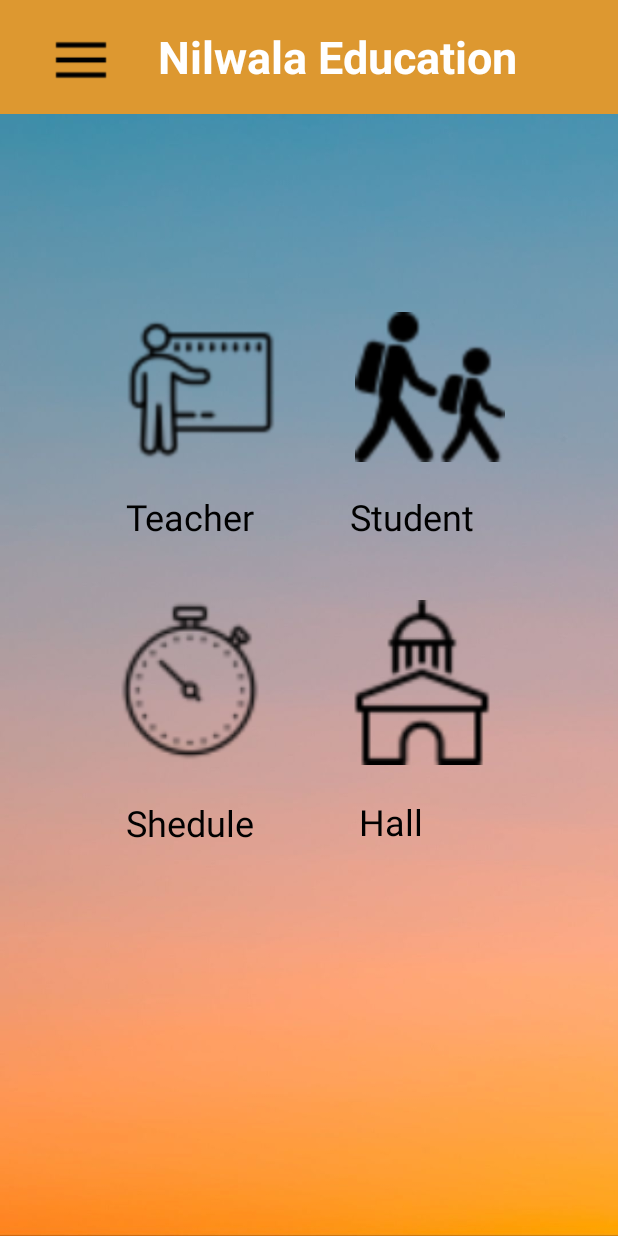
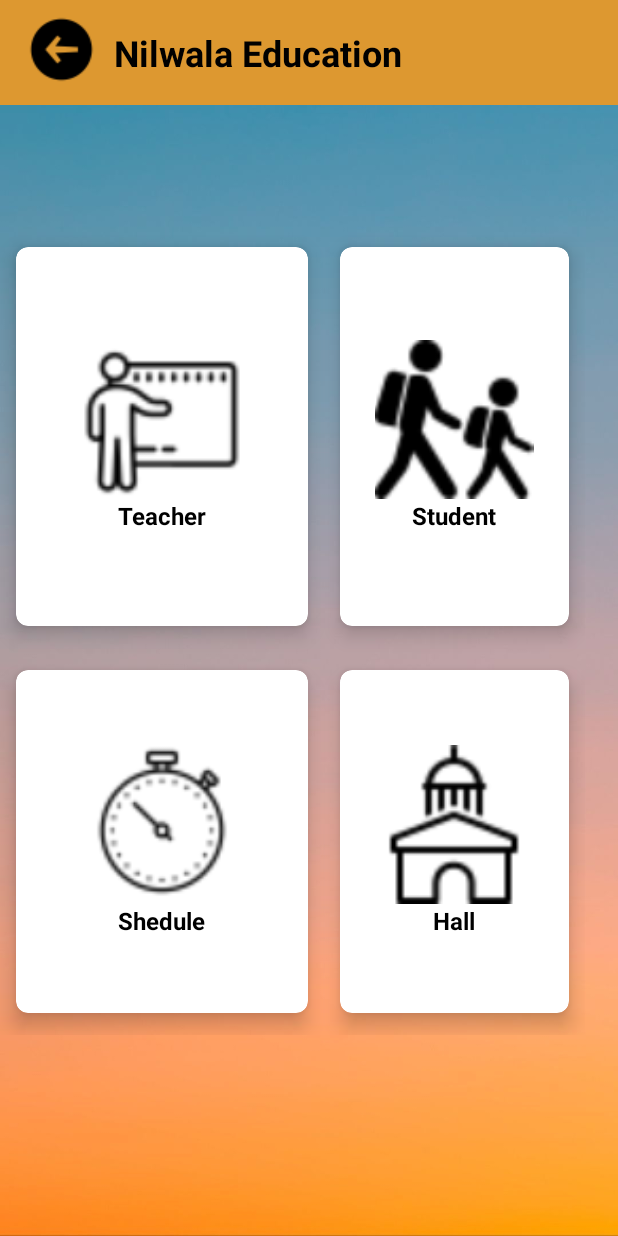
Before and after one commit to IT19967080/MobileApplicationProject, an Android app: the MainActivity screen opened directly, with no data from a screen before it, on a phone screen of 412 x 824 dp. Run offline under Robolectric (Android 15) with nearby library versions, the phone set to English and light mode, and no system bars.

Commit message:
main cart view

```diff
--- a/app/src/main/java/com/example/madproject/Add_Teacher.java
+++ b/app/src/main/java/com/example/madproject/Add_Teacher.java
@@ -99,7 +99,8 @@ public class Add_Teacher extends AppCompatActivity {
                     buffer.append("Contact Num :"+res.getString(1)+"\n");
                     buffer.append("Subject :"+res.getString(2)+"\n");
                     buffer.append("National ID :"+res.getString(3)+"\n");
-                    buffer.append("Address :"+res.getString(4)+"\n\n\n");
+                    buffer.append("Address :"+res.getString(4)+"\n\n");
+                    buffer.append("-------------------------------------------------------------------"+"\n\n");
                 }
                 AlertDialog.Builder builder=new AlertDialog.Builder(Add_Teacher.this);
                 builder.setCancelable(true);
--- a/app/src/main/java/com/example/madproject/MainActivity.java
+++ b/app/src/main/java/com/example/madproject/MainActivity.java
@@ -12,7 +12,7 @@ import android.widget.ImageView;
 
 public class MainActivity extends AppCompatActivity {
 
-    ImageView img1,img2;
+    ImageView img1,img2,imgk;
 
     @Override
     protected void onCreate(Bundle savedInstanceState) {
@@ -23,6 +23,7 @@ public class MainActivity extends AppCompatActivity {
         setContentView(R.layout.activity_main);
 
         img1 = findViewById(R.id.schedule_icon);
+        imgk=findViewById(R.id.imageView20);
 
 
         img1.setOnClickListener(new View.OnClickListener() {
@@ -33,6 +34,14 @@ public class MainActivity extends AppCompatActivity {
             }
         });
 
+        imgk.setOnClickListener(new View.OnClickListener() {
+            @Override
+            public void onClick(View v) {
+                Intent intent = new Intent(MainActivity.this,TeacherManagement.class);
+                startActivity(intent);
+            }
+        });
+
 
 
     }
--- a/app/src/main/res/layout/activity_class_payements.xml
+++ b/app/src/main/res/layout/activity_class_payements.xml
@@ -157,6 +157,8 @@
         android:layout_marginTop="24dp"
         android:text="Add"
         android:textSize="20sp"
+        android:backgroundTint="@color/lightgreen"
+        android:textColor="@color/black"
         app:layout_constraintEnd_toEndOf="parent"
         app:layout_constraintHorizontal_bias="0.498"
         app:layout_constraintStart_toStartOf="parent"
--- a/app/src/main/res/layout/activity_main.xml
+++ b/app/src/main/res/layout/activity_main.xml
@@ -1,154 +1,225 @@
 <?xml version="1.0" encoding="utf-8"?>
-<androidx.constraintlayout.widget.ConstraintLayout xmlns:android="http://schemas.android.com/apk/res/android"
+<RelativeLayout
+    xmlns:android="http://schemas.android.com/apk/res/android"
     xmlns:app="http://schemas.android.com/apk/res-auto"
     xmlns:tools="http://schemas.android.com/tools"
     android:layout_width="match_parent"
     android:layout_height="match_parent"
-    android:background="@drawable/back3"
-    tools:context=".MainActivity">
+    android:background="@drawable/b8"
+    tools:context=".Hall_Management_Home">
+
 
     <androidx.constraintlayout.widget.ConstraintLayout
         android:id="@+id/constraintLayout"
-        android:layout_width="417dp"
-        android:layout_height="76dp"
+        android:layout_width="match_parent"
+        android:layout_height="70dp"
         android:background="@color/gold"
+
         app:layout_constraintEnd_toEndOf="parent"
         app:layout_constraintStart_toStartOf="parent"
         app:layout_constraintTop_toTopOf="parent">
 
+        <ImageView
+            android:id="@+id/imageView4"
+            android:layout_width="wrap_content"
+            android:layout_height="wrap_content"
+            android:layout_marginTop="8dp"
+            app:layout_constraintEnd_toEndOf="parent"
+            app:layout_constraintHorizontal_bias="0.044"
+            app:layout_constraintStart_toStartOf="parent"
+            app:layout_constraintTop_toTopOf="parent"
+            app:srcCompat="@drawable/backarrow" />
+
         <TextView
-            android:id="@+id/textView7"
-            android:layout_width="279dp"
-            android:layout_height="54dp"
-            android:text="@string/dashboard_title"
-            android:textColor="@color/colorWhite"
-            android:textSize="30sp"
+            android:id="@+id/textView2"
+            android:layout_width="wrap_content"
+            android:layout_height="wrap_content"
+            android:layout_marginStart="10dp"
+            android:layout_marginLeft="10dp"
+            android:text="Nilwala Education"
+            android:textColor="@color/black"
+            android:textSize="24sp"
             android:textStyle="bold"
             app:layout_constraintBottom_toBottomOf="parent"
-            app:layout_constraintEnd_toEndOf="parent"
-            app:layout_constraintStart_toEndOf="@+id/imageView19"
-            app:layout_constraintTop_toTopOf="parent"
-            app:layout_constraintVertical_bias="0.8" />
+            app:layout_constraintStart_toEndOf="@+id/imageView4"
+            app:layout_constraintTop_toTopOf="parent" />
+    </androidx.constraintlayout.widget.ConstraintLayout>
 
-        <ImageView
-            android:id="@+id/imageView19"
-            android:layout_width="40dp"
-            android:layout_height="48dp"
-            android:layout_marginStart="36dp"
-            android:layout_marginLeft="36dp"
-            android:layout_marginTop="16dp"
-            app:layout_constraintStart_toStartOf="parent"
-            app:layout_constraintTop_toTopOf="parent"
-            app:srcCompat="@drawable/dmenu" />
+    <GridLayout
 
-    </androidx.constraintlayout.widget.ConstraintLayout>
+        android:layout_width="390dp"
+        android:layout_height="540dp"
+
+        android:layout_marginTop="150dp"
+        android:layout_marginEnd="15dp"
+        android:layout_marginRight="15dp"
+        android:layout_marginBottom="10dp"
+        android:columnCount="2"
+        android:rowCount="2">
+
+        <androidx.cardview.widget.CardView
+            android:layout_width="187dp"
+            android:layout_height="181dp"
+            android:layout_row="0"
+            android:layout_rowWeight="1"
+            android:layout_column="0"
+            android:layout_columnWeight="1"
+            android:layout_gravity="fill"
+            app:cardCornerRadius="8dp"
+            app:cardElevation="8dp"
+            app:cardUseCompatPadding="true">
+
+            <LinearLayout
+                android:layout_width="wrap_content"
+                android:layout_height="wrap_content"
+                android:layout_gravity="center_vertical|center_horizontal"
+                android:gravity="center"
+                android:orientation="vertical">
 
                 <ImageView
                     android:id="@+id/imageView20"
-        android:layout_width="100dp"
-        android:layout_height="100dp"
-        android:layout_marginStart="84dp"
-        android:layout_marginLeft="84dp"
-        android:layout_marginTop="132dp"
-        app:layout_constraintStart_toStartOf="parent"
-        app:layout_constraintTop_toBottomOf="@+id/constraintLayout"
-        app:srcCompat="@drawable/dteacher" />
+
+                    android:layout_width="124dp"
+                    android:layout_height="106dp"
+                    android:src="@drawable/dteacher" />
+
+                <TextView
+                    android:layout_width="wrap_content"
+                    android:layout_height="wrap_content"
+                    android:text="Teacher"
+                    android:textColor="@color/black"
+                    android:textSize="16sp"
+
+                    android:textStyle="bold" />
+
+
+            </LinearLayout>
+
+
+        </androidx.cardview.widget.CardView>
+
+        <androidx.cardview.widget.CardView
+            android:layout_width="wrap_content"
+            android:layout_height="wrap_content"
+            android:layout_row="0"
+            android:layout_rowWeight="1"
+            android:layout_column="1"
+            android:layout_columnWeight="1"
+            android:layout_gravity="fill"
+            app:cardCornerRadius="8dp"
+            app:cardElevation="8dp"
+            app:cardUseCompatPadding="true">
+
+            <LinearLayout
+                android:layout_width="wrap_content"
+                android:layout_height="wrap_content"
+                android:layout_gravity="center_vertical|center_horizontal"
+                android:gravity="center"
+                android:orientation="vertical">
 
                 <ImageView
                     android:id="@+id/imageView21"
-        android:layout_width="100dp"
-        android:layout_height="100dp"
-        android:layout_marginStart="42dp"
-        android:layout_marginLeft="42dp"
-        android:layout_marginTop="132dp"
-        android:layout_marginEnd="72dp"
-        android:layout_marginRight="72dp"
-        app:layout_constraintEnd_toEndOf="parent"
-        app:layout_constraintHorizontal_bias="0.739"
-        app:layout_constraintStart_toEndOf="@+id/imageView20"
-        app:layout_constraintTop_toBottomOf="@+id/constraintLayout"
-        app:srcCompat="@drawable/dstudent" />
+                    android:layout_width="124dp"
+                    android:layout_height="106dp"
+                    android:src="@drawable/dstudent" />
+
+                <TextView
+                    android:layout_width="wrap_content"
+                    android:layout_height="wrap_content"
+                    android:text="Student"
+                    android:textColor="@color/black"
+                    android:textStyle="bold"
+
+                    android:textSize="16sp" />
+
+
+            </LinearLayout>
+
+
+        </androidx.cardview.widget.CardView>
+
+        <androidx.cardview.widget.CardView
+            android:layout_width="wrap_content"
+            android:layout_height="wrap_content"
+            android:layout_row="1"
+            android:layout_rowWeight="1"
+            android:layout_column="0"
+            android:layout_columnWeight="1"
+            android:layout_gravity="fill"
+            app:cardCornerRadius="8dp"
+            app:cardElevation="8dp"
+            app:cardUseCompatPadding="true">
+
+            <LinearLayout
+                android:layout_width="wrap_content"
+                android:layout_height="wrap_content"
+                android:layout_gravity="center_vertical|center_horizontal"
+                android:gravity="center"
+                android:orientation="vertical">
 
                 <ImageView
                     android:id="@+id/schedule_icon"
-        android:layout_width="141dp"
-        android:layout_height="112dp"
-        android:layout_marginStart="56dp"
-        android:layout_marginLeft="56dp"
-        android:layout_marginTop="36dp"
-        app:layout_constraintStart_toStartOf="parent"
-        app:layout_constraintTop_toBottomOf="@+id/textView13"
-        app:srcCompat="@drawable/dtime" />
+                    android:layout_width="124dp"
+                    android:layout_height="106dp"
+                    android:src="@drawable/dtime" />
 
                 <TextView
-        android:id="@+id/textView13"
-        android:layout_width="101dp"
-        android:layout_height="36dp"
-        android:layout_marginStart="84dp"
-        android:layout_marginLeft="84dp"
-        android:layout_marginTop="20dp"
-        android:text="Teacher"
-        android:textColor="@color/black"
-        android:textSize="24sp"
-        app:layout_constraintStart_toStartOf="parent"
-        app:layout_constraintTop_toBottomOf="@+id/imageView20" />
-
-    <TextView
-        android:id="@+id/textView14"
-        android:layout_width="101dp"
-        android:layout_height="36dp"
-        android:layout_marginStart="48dp"
-        android:layout_marginLeft="48dp"
-        android:layout_marginTop="20dp"
-        android:text="Student "
-        android:textColor="@color/black"
-        android:textSize="24sp"
-        app:layout_constraintEnd_toEndOf="parent"
-        app:layout_constraintHorizontal_bias="0.0"
-        app:layout_constraintStart_toEndOf="@+id/textView13"
-        app:layout_constraintTop_toBottomOf="@+id/imageView21" />
-
-    <TextView
-        android:id="@+id/textView15"
-        android:layout_width="101dp"
-        android:layout_height="36dp"
-        android:layout_marginStart="84dp"
-        android:layout_marginLeft="84dp"
-        android:layout_marginTop="20dp"
+                    android:layout_width="wrap_content"
+                    android:layout_height="wrap_content"
                     android:text="Shedule"
                     android:textColor="@color/black"
-        android:textSize="24sp"
-        app:layout_constraintStart_toStartOf="parent"
-        app:layout_constraintTop_toBottomOf="@+id/schedule_icon" />
+                    android:textStyle="bold"
+
+                    android:textSize="16sp" />
+
+
+            </LinearLayout>
+
+
+        </androidx.cardview.widget.CardView>
+
+        <androidx.cardview.widget.CardView
+            android:layout_width="wrap_content"
+            android:layout_height="wrap_content"
+            android:layout_row="1"
+            android:layout_rowWeight="1"
+            android:layout_column="1"
+            android:layout_columnWeight="1"
+            android:layout_gravity="fill"
+            app:cardCornerRadius="8dp"
+            app:cardElevation="8dp"
+            app:cardUseCompatPadding="true">
+
+            <LinearLayout
+                android:layout_width="wrap_content"
+                android:layout_height="wrap_content"
+                android:layout_gravity="center_vertical|center_horizontal"
+                android:gravity="center"
+                android:orientation="vertical">
 
                 <ImageView
                     android:id="@+id/imageView24"
-        android:layout_width="148dp"
-        android:layout_height="110dp"
-        android:layout_marginStart="10dp"
-        android:layout_marginLeft="10dp"
-        android:layout_marginTop="36dp"
-        app:layout_constraintEnd_toEndOf="parent"
-        app:layout_constraintHorizontal_bias="0.0"
-        app:layout_constraintStart_toEndOf="@+id/schedule_icon"
-        app:layout_constraintTop_toBottomOf="@+id/textView14"
-        app:srcCompat="@drawable/dhall" />
+                    android:layout_width="124dp"
+                    android:layout_height="106dp"
+                    android:src="@drawable/dhall" />
 
                 <TextView
-        android:id="@+id/textView16"
-        android:layout_width="101dp"
-        android:layout_height="36dp"
-        android:layout_marginStart="54dp"
-        android:layout_marginLeft="54dp"
-        android:layout_marginTop="21dp"
-        android:layout_marginEnd="12dp"
-        android:layout_marginRight="12dp"
+                    android:layout_width="wrap_content"
+                    android:layout_height="wrap_content"
                     android:text="Hall"
                     android:textColor="@color/black"
-        android:textSize="24sp"
-        app:layout_constraintEnd_toEndOf="parent"
-        app:layout_constraintHorizontal_bias="0.0"
-        app:layout_constraintStart_toEndOf="@+id/textView15"
-        app:layout_constraintTop_toBottomOf="@+id/imageView24" />
+                    android:textStyle="bold"
 
-</androidx.constraintlayout.widget.ConstraintLayout>
+                    android:textSize="16sp" />
+
+
+            </LinearLayout>
+
+
+        </androidx.cardview.widget.CardView>
+
+
+    </GridLayout>
+
+
+</RelativeLayout>
```
Also changed, not shown: app/src/main/AndroidManifest.xml (+19 -7 lines), app/src/main/java/com/example/madproject/TeacherManagement.java (+19 -1 lines), app/src/main/java/com/example/madproject/class_payements.java (+15 -21 lines), app/src/main/java/com/example/madproject/login_page.java (+15 -3 lines), app/src/main/res/layout/activity_login_page.xml (+30 -35 lines), app/src/main/res/layout/activity_registration_page.xml (+120 -70 lines). Lines whose indentation alone changed are shown as unchanged.
